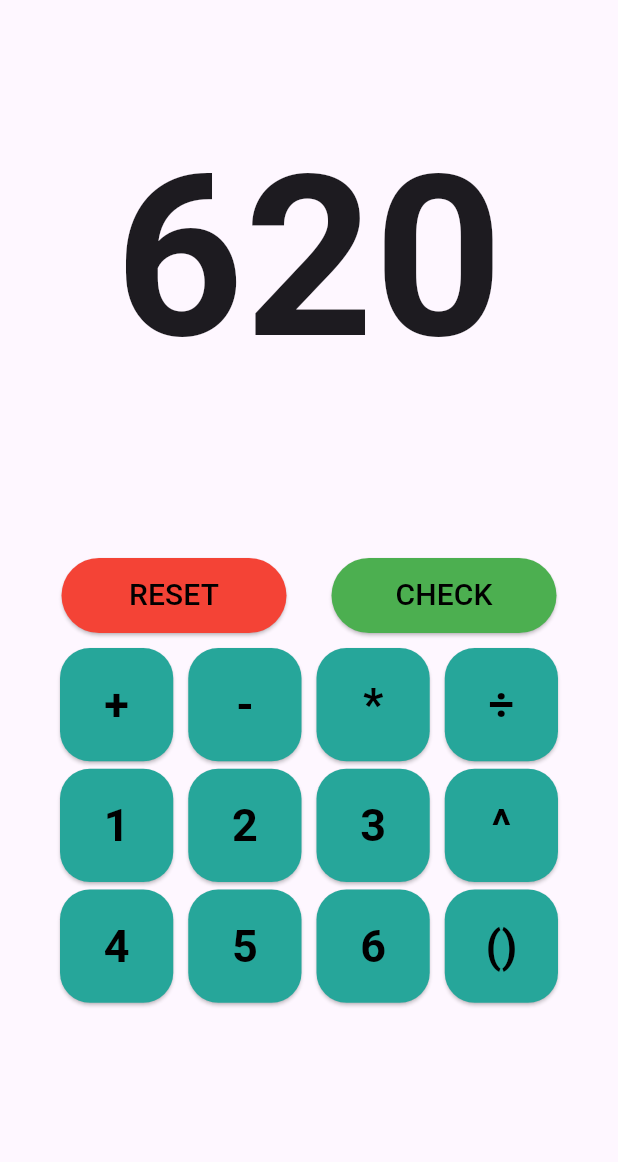
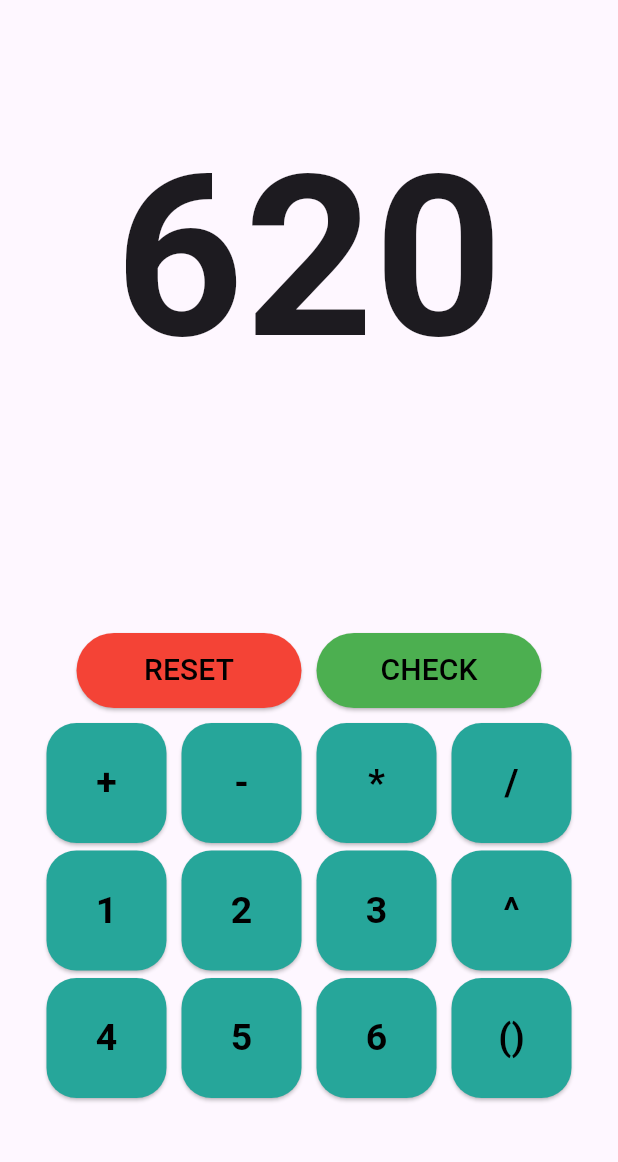
Before and after one commit to kywmania/number_plate_app, a Flutter app: the screen it shows after launch, after a tap on "CHECK", on a phone screen of 412 x 824 dp, the part 63-1225 px from its top. Run offline on Flutter 3.47's test engine with Material 3 defaults, Android fonts, the phone set to English and light mode, and no system bars; missing offline and left inert: expressions.

Commit message:
Fix: 변환 타입 수정

```diff
--- a/lib/game_play_page.dart
+++ b/lib/game_play_page.dart
@@ -10,11 +10,11 @@ class GamePlayPage extends StatefulWidget {
 }
 
 class _GamePlayPageState extends State<GamePlayPage> {
-  List<String> arr = [
+  final List<String> arr = [
     '+',
     '-',
     '*',
-    '÷',
+    '/',
     '1',
     '2',
     '3',
@@ -25,9 +25,9 @@ class _GamePlayPageState extends State<GamePlayPage> {
     '()',
   ];
   Set<String> usedButtons = {};
+  List<String> expression = [];
 
   int targetNumber = Random().nextInt(900) + 100;
-  List<String> expression = [];
 
   @override
   Widget build(BuildContext context) {
@@ -40,7 +40,7 @@ class _GamePlayPageState extends State<GamePlayPage> {
           Row(
             mainAxisAlignment: MainAxisAlignment.center,
             children: [
-              Container(
+              SizedBox(
                 width: 150,
                 height: 50,
                 child: ElevatedButton(
@@ -57,8 +57,8 @@ class _GamePlayPageState extends State<GamePlayPage> {
                   child: Text('RESET', style: TextStyle(fontSize: 20)),
                 ),
               ),
-              SizedBox(width: 30),
-              Container(
+              SizedBox(width: 10),
+              SizedBox(
                 width: 150,
                 height: 50,
                 child: ElevatedButton(
@@ -67,24 +67,31 @@ class _GamePlayPageState extends State<GamePlayPage> {
                     foregroundColor: Colors.black,
                   ),
                   onPressed: () {
-                    int result = 0;
+                    double result = 0.0;
                     String expressionString = expression.join('');
+
+                    // 디버깅 로그
+                    print("입력된 수식: $expressionString");
+
                     // 5^2 형태를 pow(5, 2)로 변환
                     expressionString = expressionString.replaceAllMapped(
                       RegExp(r'(\d+)\^(\d+)'),
                       (match) => "pow(${match.group(1)}, ${match.group(2)})",
                     );
+
                     try {
                       Expression exp = Expression.parse(expressionString);
 
                       final evaluator = const ExpressionEvaluator();
-                      result = evaluator.eval(exp, {"pow": pow});
+                      double result = evaluator.eval(exp, {"pow": pow});
+                      int res = result.toInt();
+                      print("결과: $res");
+
+                      if (res == targetNumber) {
+                        print('정답');
+                      }
                     } catch (e) {
-                      0;
-                    }
-                    print(result);
-                    if (result == targetNumber) {
-                      print('정답');
+                      print("에러 발생: $e");
                     }
                   },
                   child: Text('CHECK', style: TextStyle(fontSize: 20)),
@@ -115,15 +122,15 @@ class _GamePlayPageState extends State<GamePlayPage> {
     return Expanded(
       child: Container(
         alignment: Alignment.center,
-        child: Text('${expression.join('')}', style: TextStyle(fontSize: 30)),
+        child: Text(expression.join(''), style: TextStyle(fontSize: 30)),
       ),
     );
   }
 
   Widget keyPads() {
     return Container(
-      height: 350,
-      padding: EdgeInsets.fromLTRB(40, 0, 40, 40),
+      width: 350,
+      height: 300,
       child: GridView.count(
         mainAxisSpacing: 5,
         crossAxisSpacing: 10,
@@ -153,7 +160,7 @@ class _GamePlayPageState extends State<GamePlayPage> {
             },
             child: Text(
               arr[i],
-              style: TextStyle(fontSize: 30, fontWeight: FontWeight.bold),
+              style: TextStyle(fontSize: 25, fontWeight: FontWeight.bold),
             ),
           ),
         ),
```
